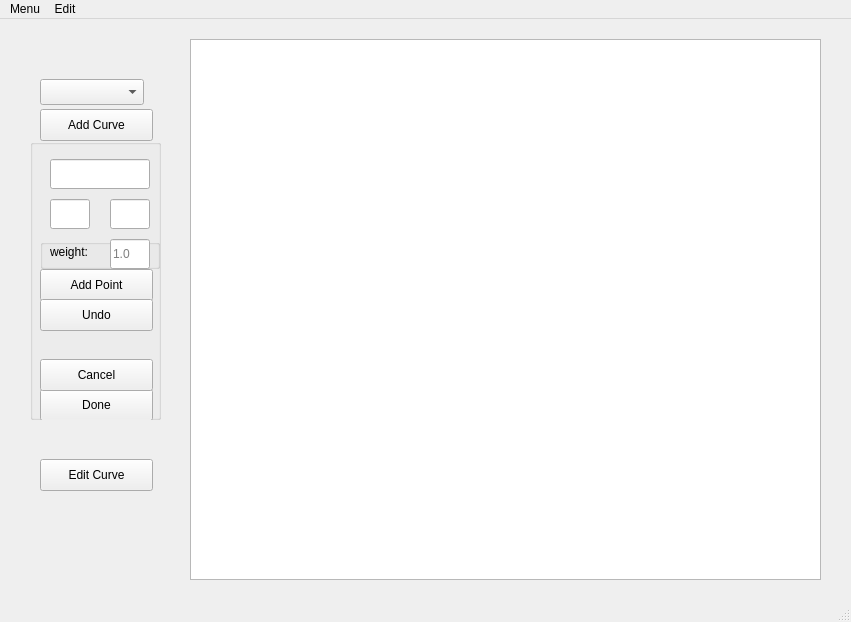
Before: the Qt Designer form curver/ui/main_ui.ui in wiatrak2/curver, drawn with Qt 5.
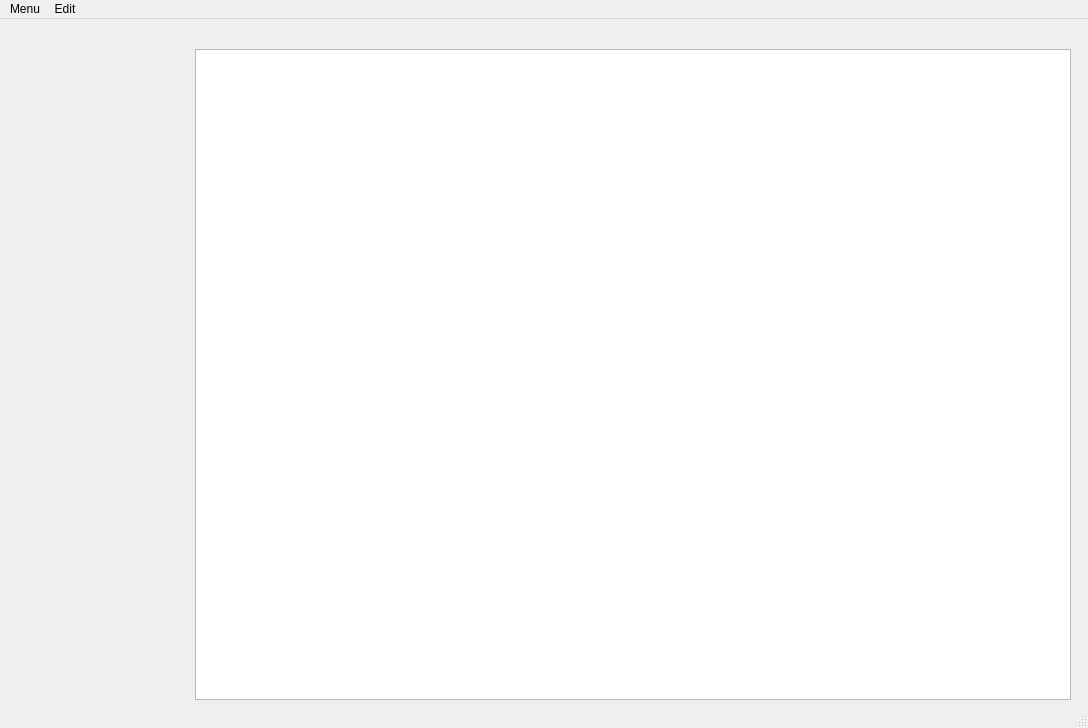
After: the same form once the commit is applied.

Commit message: Move to Layout WIP

Patch:
```diff
--- a/curver/ui/main_ui.ui
+++ b/curver/ui/main_ui.ui
@@ -6,217 +6,31 @@
    <rect>
     <x>0</x>
     <y>0</y>
-    <width>851</width>
-    <height>622</height>
+    <width>1088</width>
+    <height>728</height>
    </rect>
   </property>
   <property name="windowTitle">
    <string>MainWindow</string>
   </property>
   <widget class="QWidget" name="centralwidget">
-   <widget class="QGraphicsView" name="plane">
+   <widget class="QWidget" name="gridLayoutWidget">
     <property name="geometry">
      <rect>
-      <x>190</x>
-      <y>20</y>
-      <width>631</width>
-      <height>541</height>
+      <x>20</x>
+      <y>30</y>
+      <width>1051</width>
+      <height>651</height>
      </rect>
     </property>
-   </widget>
-   <widget class="QPushButton" name="addCurveButton">
-    <property name="geometry">
-     <rect>
-      <x>40</x>
-      <y>90</y>
-      <width>113</width>
-      <height>32</height>
-     </rect>
-    </property>
-    <property name="text">
-     <string>Add Curve</string>
-    </property>
-   </widget>
-   <widget class="QGroupBox" name="addPointBox">
-    <property name="enabled">
-     <bool>true</bool>
-    </property>
-    <property name="geometry">
-     <rect>
-      <x>30</x>
-      <y>120</y>
-      <width>131</width>
-      <height>281</height>
-     </rect>
-    </property>
-    <property name="title">
-     <string/>
-    </property>
-    <widget class="QLineEdit" name="xPos">
-     <property name="geometry">
-      <rect>
-       <x>20</x>
-       <y>60</y>
-       <width>40</width>
-       <height>30</height>
-      </rect>
-     </property>
-     <property name="inputMethodHints">
-      <set>Qt::ImhNone</set>
-     </property>
-    </widget>
-    <widget class="QLineEdit" name="yPos">
-     <property name="enabled">
-      <bool>true</bool>
-     </property>
-     <property name="geometry">
-      <rect>
-       <x>80</x>
-       <y>60</y>
-       <width>40</width>
-       <height>30</height>
-      </rect>
-     </property>
-    </widget>
-    <widget class="QPushButton" name="addPointButton">
-     <property name="geometry">
-      <rect>
-       <x>10</x>
-       <y>130</y>
-       <width>113</width>
-       <height>32</height>
-      </rect>
-     </property>
-     <property name="text">
-      <string>Add Point</string>
-     </property>
-    </widget>
-    <widget class="QPushButton" name="saveCurveButton">
-     <property name="geometry">
-      <rect>
-       <x>10</x>
-       <y>250</y>
-       <width>113</width>
-       <height>32</height>
-      </rect>
-     </property>
-     <property name="text">
-      <string>Done</string>
-     </property>
-    </widget>
-    <widget class="QLineEdit" name="curveName">
-     <property name="enabled">
-      <bool>true</bool>
-     </property>
-     <property name="geometry">
-      <rect>
-       <x>20</x>
-       <y>20</y>
-       <width>100</width>
-       <height>30</height>
-      </rect>
-     </property>
-    </widget>
-    <widget class="QPushButton" name="undoAddPointButton">
-     <property name="geometry">
-      <rect>
-       <x>10</x>
-       <y>160</y>
-       <width>113</width>
-       <height>32</height>
-      </rect>
-     </property>
-     <property name="text">
-      <string>Undo</string>
-     </property>
-    </widget>
-    <widget class="QPushButton" name="cancelAddCurveButton">
-     <property name="geometry">
-      <rect>
-       <x>10</x>
-       <y>220</y>
-       <width>113</width>
-       <height>32</height>
-      </rect>
-     </property>
-     <property name="text">
-      <string>Cancel</string>
-     </property>
-    </widget>
-    <widget class="QGroupBox" name="weightBox">
-     <property name="geometry">
-      <rect>
-       <x>10</x>
-       <y>100</y>
-       <width>120</width>
-       <height>30</height>
-      </rect>
-     </property>
-     <property name="acceptDrops">
-      <bool>false</bool>
-     </property>
-     <property name="autoFillBackground">
-      <bool>false</bool>
-     </property>
-     <property name="title">
-      <string/>
-     </property>
-     <property name="flat">
-      <bool>true</bool>
-     </property>
-     <widget class="QLineEdit" name="weightVal">
-      <property name="geometry">
-       <rect>
-        <x>70</x>
-        <y>0</y>
-        <width>40</width>
-        <height>30</height>
-       </rect>
-      </property>
-      <property name="inputMethodHints">
-       <set>Qt::ImhNone</set>
-      </property>
-      <property name="placeholderText">
-       <string>1.0</string>
-      </property>
-     </widget>
-     <widget class="QLabel" name="weightLabel">
-      <property name="geometry">
-       <rect>
-        <x>10</x>
-        <y>5</y>
-        <width>60</width>
-        <height>16</height>
-       </rect>
-      </property>
-      <property name="text">
-       <string>weight:</string>
-      </property>
-     </widget>
-    </widget>
-   </widget>
-   <widget class="QPushButton" name="editCurveButton">
-    <property name="geometry">
-     <rect>
-      <x>40</x>
-      <y>440</y>
-      <width>113</width>
-      <height>32</height>
-     </rect>
-    </property>
-    <property name="text">
-     <string>Edit Curve</string>
-    </property>
-   </widget>
-   <widget class="QComboBox" name="setCurveType">
-    <property name="geometry">
-     <rect>
-      <x>40</x>
-      <y>60</y>
-      <width>104</width>
-      <height>26</height>
-     </rect>
-    </property>
+    <layout class="QGridLayout" name="mainLayout" columnstretch="1,5">
+     <item row="0" column="1">
+      <widget class="QGraphicsView" name="plane"/>
+     </item>
+     <item row="0" column="0">
+      <layout class="QVBoxLayout" name="panelLayout"/>
+     </item>
+    </layout>
    </widget>
   </widget>
   <widget class="QStatusBar" name="statusbar"/>
@@ -225,7 +39,7 @@
     <rect>
      <x>0</x>
      <y>0</y>
-     <width>851</width>
+     <width>1088</width>
      <height>22</height>
     </rect>
    </property>
```
Left out of the diff: 4 changed lines with no effect on the pictures. The commit also changes 15 other files.
